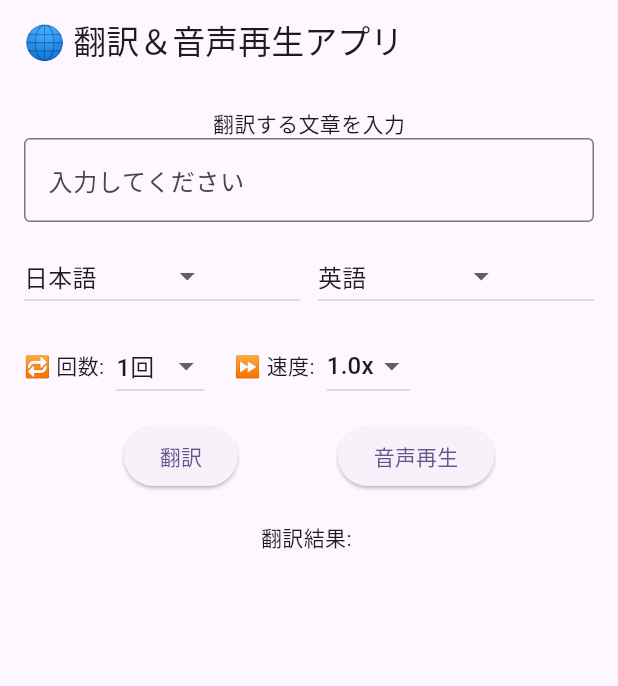
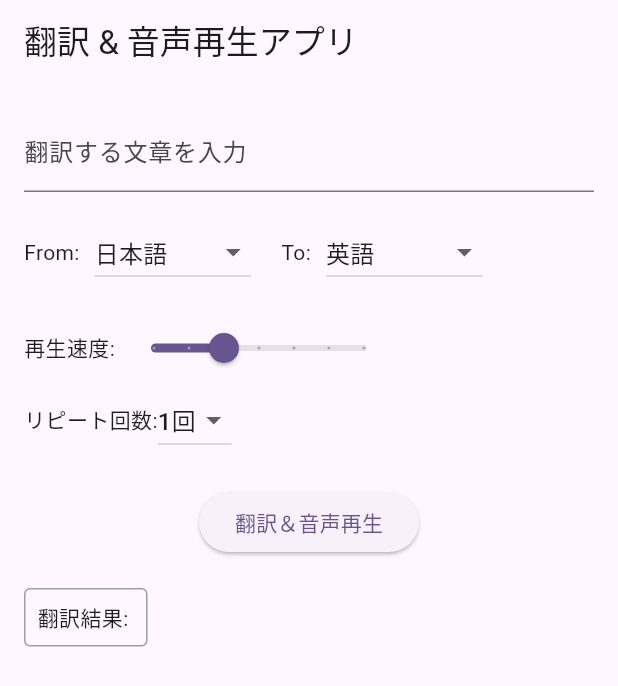
Before and after one commit to kuript900/flask_server, a Flutter app: the screen it shows after launch, on a phone screen of 412 x 824 dp. Shown: the top 686 px of the screen. Run offline on Flutter 3.47's test engine with Material 3 defaults, Android fonts, the phone set to English and light mode, and no system bars; our stand-ins replace shared_preferences; missing offline and left inert: dart:html.

```diff
--- a/lib/translator_screen.dart
+++ b/lib/translator_screen.dart
@@ -1,3 +1,4 @@
+// ✅ 安定していた「翻訳＆音声再生」1ボタン構成の完全復元バージョン
 import 'dart:convert';
 import 'package:flutter/material.dart';
 import 'package:http/http.dart' as http;
@@ -11,167 +12,153 @@ class TranslatorScreen extends StatefulWidget {
 }
 
 class _TranslatorScreenState extends State<TranslatorScreen> {
-  final _textController = TextEditingController();
-  String translatedText = '';
-  int _repeatCount = 1;
-  String _selectedFromLang = '日本語';
-  String _selectedToLang = '英語';
-  String _selectedRate = '1.0';
+  final TextEditingController _textController = TextEditingController();
+  String _translatedText = '';
+  String _selectedFrom = 'ja';
+  String _selectedTo = 'en';
+  double _speed = 1.0;
+  int _repeat = 1;
 
-  final Map<String, String> langCodeMap = {
-    '日本語': 'ja',
-    '英語': 'en',
-    'フランス語': 'fr',
-    'スペイン語': 'es',
-    'ドイツ語': 'de',
-    'ポルトガル語': 'pt',
-  };
+  Future<void> _translateAndPlay() async {
+    // 翻訳
+    final response = await http.post(
+      Uri.parse('https://flask-server-beqj.onrender.com/api/translate'),
+      headers: {'Content-Type': 'application/json'},
+      body: jsonEncode({
+        'text': _textController.text,
+        'from': _selectedFrom,
+        'to': _selectedTo,
+      }),
+    );
 
-  final List<String> speedRates = ['0.8', '1.0', '1.2', '1.5'];
+    if (response.statusCode == 200) {
+      final data = jsonDecode(response.body);
+      setState(() {
+        _translatedText = data['translated_text'];
+      });
 
-  Future<void> translateText() async {
-    final text = _textController.text.trim();
-    if (text.isEmpty) return;
-
-    final from = langCodeMap[_selectedFromLang]!;
-    final to = langCodeMap[_selectedToLang]!;
-
-    final uri = Uri.parse('https://flask-server-beqj.onrender.com/api/translate');
-    try {
-      final res = await http.post(
-        uri,
+      // 翻訳成功後に音声生成リクエスト
+      final ttsResponse = await http.post(
+        Uri.parse('https://flask-server-beqj.onrender.com/api/tts'),
         headers: {'Content-Type': 'application/json'},
         body: jsonEncode({
-          'text': text,
-          'from_lang': from,
-          'to_lang': to,
+          'text': _translatedText,
+          'lang': _selectedTo,
+          'speed': _speed,
+          'repeat': _repeat,
         }),
       );
 
-      final json = jsonDecode(res.body);
-      if (json['error'] != null) {
-        print('❌ 通信エラー (翻訳): ${json['error']}');
-        return;
+      if (ttsResponse.statusCode == 200) {
+        final ttsData = jsonDecode(ttsResponse.body);
+        final audioUrl = ttsData['audio_url'];
+        if (await canLaunchUrl(Uri.parse(audioUrl))) {
+          await launchUrl(Uri.parse(audioUrl));
+        }
       }
-
+    } else {
       setState(() {
-        translatedText = json['translated_text'];
+        _translatedText = '翻訳に失敗しました';
       });
-    } catch (e) {
-      print('❌ 通信エラー (翻訳): $e');
-    }
-  }
-
-  Future<void> playAudio() async {
-    final to = langCodeMap[_selectedToLang]!;
-    final uri = Uri.parse('https://flask-server-beqj.onrender.com/api/tts');
-
-    try {
-      final res = await http.post(
-        uri,
-        headers: {'Content-Type': 'application/json'},
-        body: jsonEncode({
-          'text': translatedText,
-          'lang': to,
-          'repeat': _repeatCount,
-          'rate': _selectedRate,
-        }),
-      );
-
-      final json = jsonDecode(res.body);
-      if (json['error'] != null) {
-        print('❌ 通信エラー (音声): ${json['error']}');
-        return;
-      }
-
-      final audioUrl = json['audio_url'];
-      if (await canLaunchUrl(Uri.parse(audioUrl))) {
-        await launchUrl(Uri.parse(audioUrl));
-      } else {
-        print('再生できません: $audioUrl');
-      }
-    } catch (e) {
-      print('❌ 通信エラー (音声): $e');
     }
   }
 
   @override
   Widget build(BuildContext context) {
     return Scaffold(
-      appBar: AppBar(title: const Text('🌐 翻訳＆音声再生アプリ')),
+      appBar: AppBar(title: const Text('翻訳 & 音声再生アプリ')),
       body: Padding(
-        padding: const EdgeInsets.all(16),
+        padding: const EdgeInsets.all(16.0),
         child: SingleChildScrollView(
           child: Column(
+            crossAxisAlignment: CrossAxisAlignment.start,
             children: [
-              const Text('翻訳する文章を入力'),
               TextField(
                 controller: _textController,
-                decoration: const InputDecoration(
-                  border: OutlineInputBorder(),
-                  hintText: '入力してください',
-                ),
+                decoration: const InputDecoration(labelText: '翻訳する文章を入力'),
               ),
-              const SizedBox(height: 12),
+              const SizedBox(height: 16),
               Row(
                 children: [
-                  Expanded(
-                    child: DropdownButton<String>(
-                      value: _selectedFromLang,
-                      items: langCodeMap.keys.map((e) => DropdownMenuItem(value: e, child: Text(e))).toList(),
-                      onChanged: (val) => setState(() => _selectedFromLang = val!),
-                    ),
+                  const Text('From:'),
+                  const SizedBox(width: 10),
+                  DropdownButton<String>(
+                    value: _selectedFrom,
+                    items: const [
+                      DropdownMenuItem(value: 'en', child: Text('英語')),
+                      DropdownMenuItem(value: 'ja', child: Text('日本語')),
+                      DropdownMenuItem(value: 'zh', child: Text('中国語')),
+                      DropdownMenuItem(value: 'fr', child: Text('フランス語')),
+                      DropdownMenuItem(value: 'de', child: Text('ドイツ語')),
+                      DropdownMenuItem(value: 'es', child: Text('スペイン語')),
+                    ],
+                    onChanged: (value) {
+                      setState(() => _selectedFrom = value!);
+                    },
                   ),
-                  const SizedBox(width: 12),
-                  Expanded(
-                    child: DropdownButton<String>(
-                      value: _selectedToLang,
-                      items: langCodeMap.keys.map((e) => DropdownMenuItem(value: e, child: Text(e))).toList(),
-                      onChanged: (val) => setState(() => _selectedToLang = val!),
-                    ),
+                  const SizedBox(width: 20),
+                  const Text('To:'),
+                  const SizedBox(width: 10),
+                  DropdownButton<String>(
+                    value: _selectedTo,
+                    items: const [
+                      DropdownMenuItem(value: 'ja', child: Text('日本語')),
+                      DropdownMenuItem(value: 'en', child: Text('英語')),
+                      DropdownMenuItem(value: 'zh', child: Text('中国語')),
+                      DropdownMenuItem(value: 'fr', child: Text('フランス語')),
+                      DropdownMenuItem(value: 'de', child: Text('ドイツ語')),
+                      DropdownMenuItem(value: 'es', child: Text('スペイン語')),
+                    ],
+                    onChanged: (value) {
+                      setState(() => _selectedTo = value!);
+                    },
                   ),
                 ],
               ),
-              const SizedBox(height: 12),
+              const SizedBox(height: 16),
               Row(
                 children: [
-                  const Text('🔁 回数:'),
-                  const SizedBox(width: 8),
-                  DropdownButton<int>(
-                    value: _repeatCount,
-                    items: List.generate(10, (i) => i + 1)
-                        .map((e) => DropdownMenuItem(value: e, child: Text('$e回')))
-                        .toList(),
-                    onChanged: (val) => setState(() => _repeatCount = val!),
-                  ),
-                  const SizedBox(width: 20),
-                  const Text('⏩ 速度:'),
-                  const SizedBox(width: 8),
-                  DropdownButton<String>(
-                    value: _selectedRate,
-                    items: speedRates
-                        .map((e) => DropdownMenuItem(value: e, child: Text('${e}x')))
-                        .toList(),
-                    onChanged: (val) => setState(() => _selectedRate = val!),
+                  const Text('再生速度:'),
+                  Slider(
+                    value: _speed,
+                    onChanged: (value) {
+                      setState(() => _speed = value);
+                    },
+                    min: 0.5,
+                    max: 2.0,
+                    divisions: 6,
+                    label: '${_speed.toStringAsFixed(1)}x',
                   ),
                 ],
               ),
-              const SizedBox(height: 12),
               Row(
-                mainAxisAlignment: MainAxisAlignment.spaceEvenly,
                 children: [
-                  ElevatedButton(
-                    onPressed: translateText,
-                    child: const Text('翻訳'),
-                  ),
-                  ElevatedButton(
-                    onPressed: playAudio,
-                    child: const Text('音声再生'),
+                  const Text('リピート回数:'),
+                  DropdownButton<int>(
+                    value: _repeat,
+                    items: List.generate(5, (i) => i + 1)
+                        .map((val) => DropdownMenuItem(value: val, child: Text('$val回')))
+                        .toList(),
+                    onChanged: (val) => setState(() => _repeat = val!),
                   ),
                 ],
               ),
               const SizedBox(height: 20),
-              Text('翻訳結果: $translatedText'),
+              Center(
+                child: ElevatedButton(
+                  onPressed: _translateAndPlay,
+                  child: const Text('翻訳＆音声再生'),
+                ),
+              ),
+              const SizedBox(height: 20),
+              Container(
+                padding: const EdgeInsets.all(8),
+                decoration: BoxDecoration(
+                  border: Border.all(color: Colors.grey),
+                  borderRadius: BorderRadius.circular(4),
+                ),
+                child: Text('翻訳結果: $_translatedText'),
+              ),
             ],
           ),
         ),
```
Also changed, not shown: lib/widgets/history_downloader.dart (+26 -7 lines), 2 other files.
